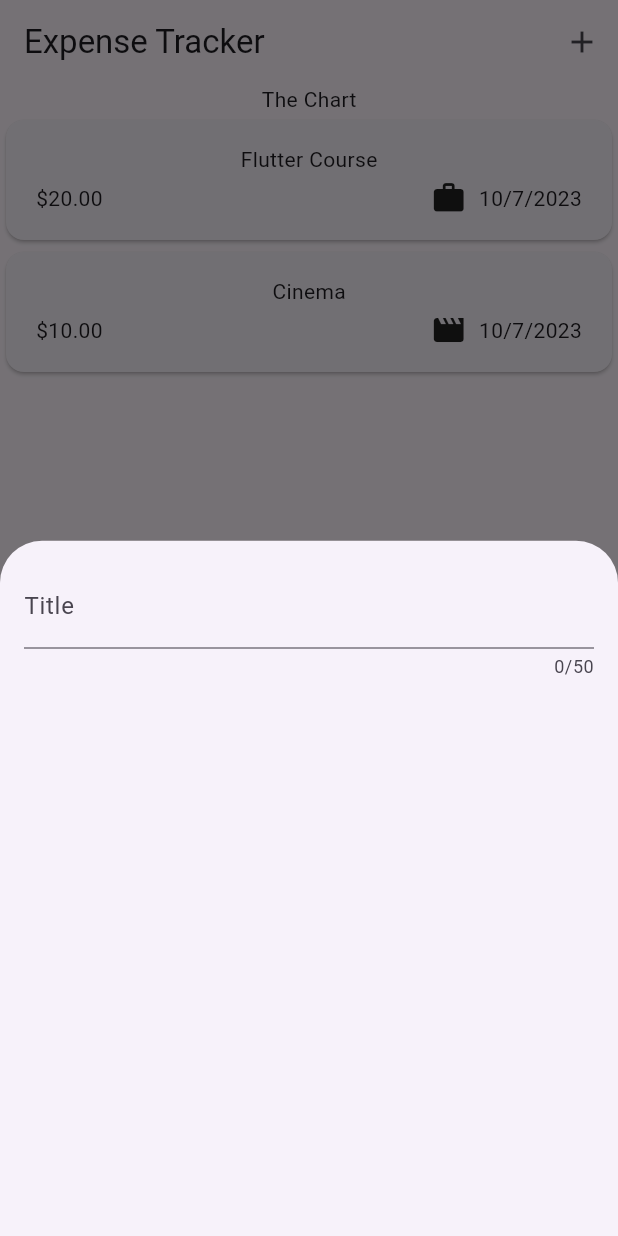
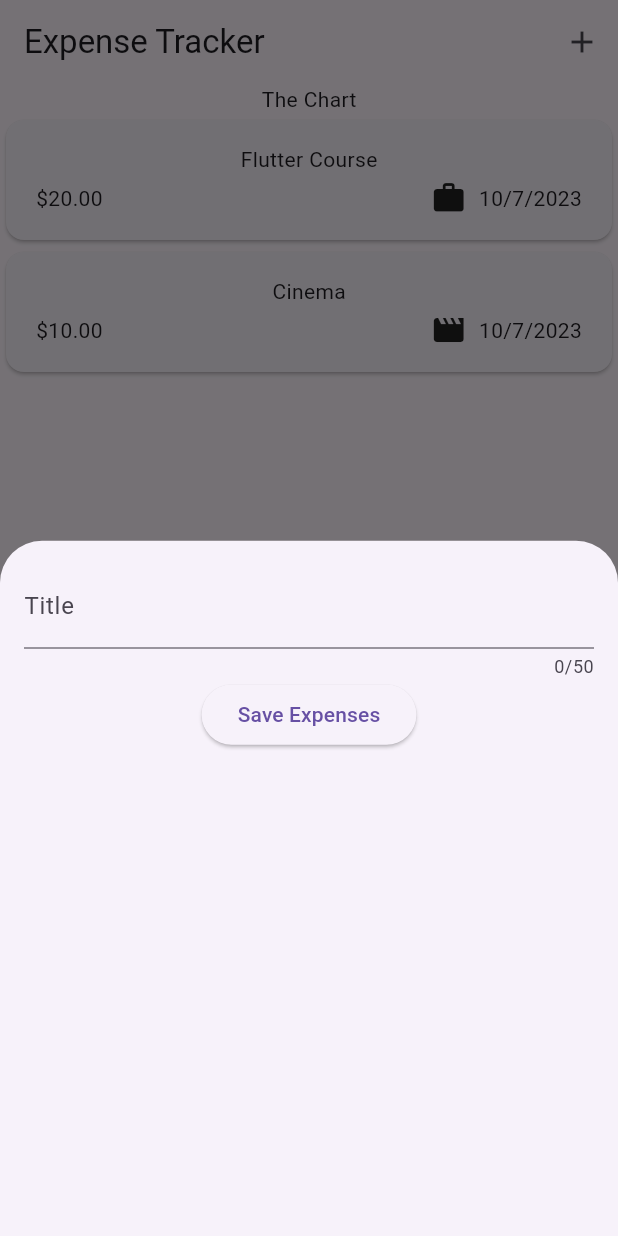
Before and after one commit to yhrjfj/expense_tracker, a Flutter app: the screen it shows after launch, after a tap on the "add" icon, on a phone screen of 412 x 824 dp. Run offline on Flutter 3.47's test engine with Material 2 defaults, Android fonts, the phone set to English and light mode, and no system bars.

Commit message:
Add save button in new entry

```diff
--- a/lib/widgets/new_expense.dart
+++ b/lib/widgets/new_expense.dart
@@ -8,17 +8,31 @@ class NewExpense extends StatefulWidget {
 }
 
 class _NewExpenseState extends State<NewExpense> {
+  var _enteredTitle = '';
+  // Take title
+  void _saveTitleInput(String inputValue) {
+    _enteredTitle = inputValue;
+  }
+
   @override
   Widget build(BuildContext context) {
-    return const Padding(
-      padding: EdgeInsets.all(16),
+    return Padding(
+      padding: const EdgeInsets.all(16),
       child: Column(
         children: [
+          // Title
           TextField(
+            onChanged: _saveTitleInput,
             maxLength: 50,
-            decoration: InputDecoration(
+            decoration: const InputDecoration(
               label: Text('Title'),
             ),
+          ),
+          ElevatedButton(
+            onPressed: () {
+              print(_enteredTitle);
+            },
+            child: const Text('Save Expenses'),
           ),
         ],
       ),
```
